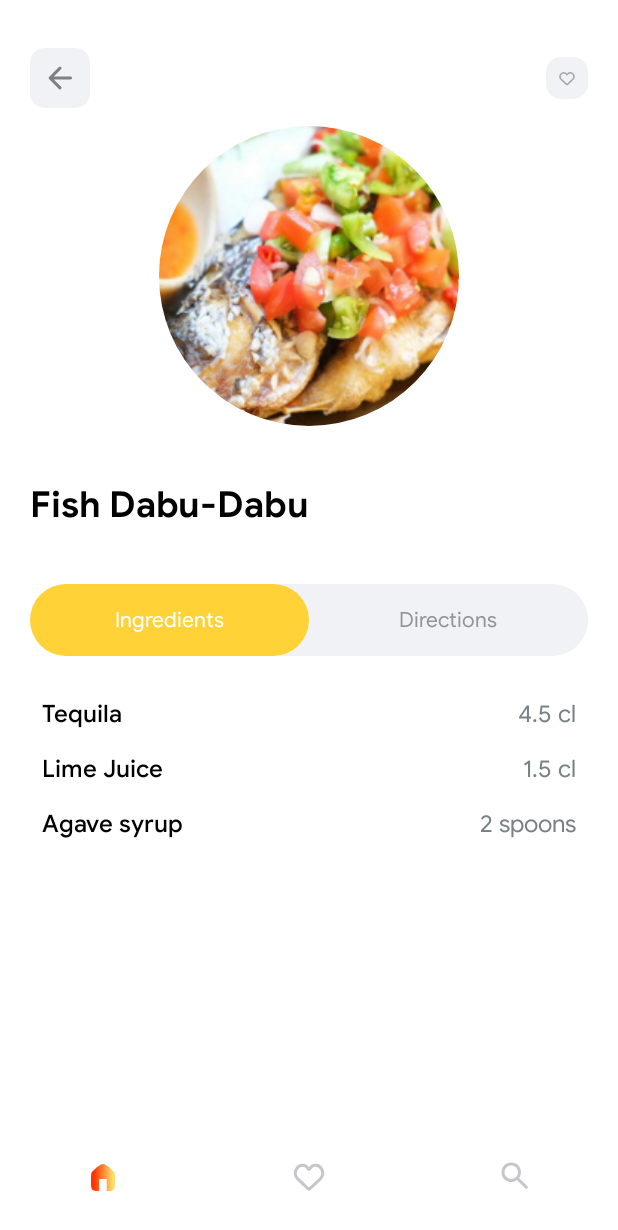
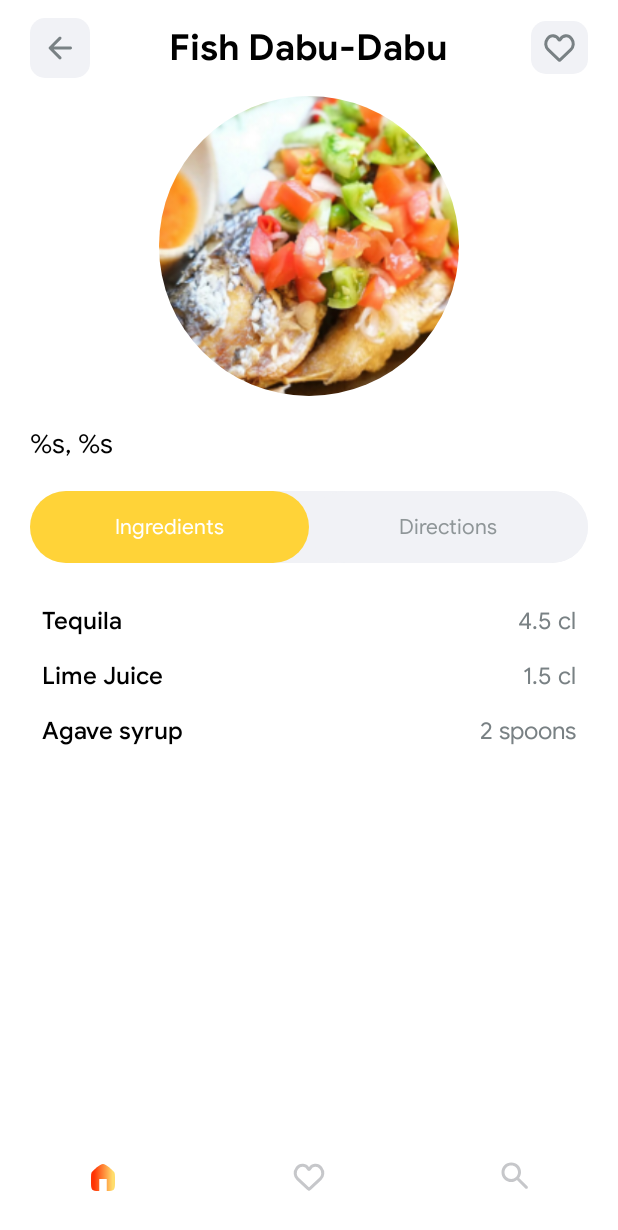
Before and after one commit to bogdash/Cocktails, an Android app: the fragment DetailFragment placed in its activity, on a phone screen of 412 x 824 dp. Shown: the top 1230 px of the screen. Run offline under Robolectric (Android 15) with nearby library versions, the light colour scheme and no system bars; our stand-ins replace Dagger/Hilt's generated code; plain views replace RoundedImageView.

Commit message:
Update design for detail fragment

```diff
--- a/app/src/main/res/drawable/ic_favorite.xml
+++ b/app/src/main/res/drawable/ic_favorite.xml
@@ -1,11 +1,11 @@
 <vector xmlns:android="http://schemas.android.com/apk/res/android"
-    android:width="12dp"
-    android:height="12dp"
-    android:viewportWidth="12"
-    android:viewportHeight="12">
+    android:width="22dp"
+    android:height="19dp"
+    android:viewportWidth="22"
+    android:viewportHeight="19">
   <path
-      android:strokeWidth="1"
-      android:pathData="M2.225,6.954L5.702,10.22C5.869,10.377 6.131,10.377 6.298,10.22L9.775,6.954C10.753,6.035 10.872,4.523 10.049,3.463L9.894,3.264C8.91,1.995 6.935,2.208 6.243,3.657C6.146,3.861 5.854,3.861 5.757,3.657C5.065,2.208 3.09,1.995 2.106,3.264L1.951,3.463C1.128,4.523 1.247,6.035 2.225,6.954Z"
+      android:pathData="M3.451,10.908L10.403,17.44C10.643,17.664 10.762,17.777 10.904,17.805C10.967,17.817 11.033,17.817 11.096,17.805C11.238,17.777 11.357,17.664 11.597,17.44L18.549,10.908C20.506,9.071 20.743,6.047 19.098,3.926L18.788,3.527C16.82,0.991 12.87,1.416 11.487,4.314C11.291,4.723 10.709,4.723 10.513,4.314C9.13,1.416 5.18,0.991 3.212,3.527L2.902,3.926C1.257,6.047 1.495,9.071 3.451,10.908Z"
+      android:strokeWidth="2"
       android:fillColor="#00000000"
-      android:strokeColor="#A5A5A5"/>
+      android:strokeColor="@color/regent_grey"/>
 </vector>
--- a/app/src/main/res/layout/fragment_detail.xml
+++ b/app/src/main/res/layout/fragment_detail.xml
@@ -6,7 +6,8 @@
     android:layout_height="match_parent"
     android:background="@color/white"
     android:orientation="vertical"
-    android:padding="20dp"
+    android:paddingStart="20dp"
+    android:paddingEnd="20dp"
     tools:context=".presentation.detail.DetailFragment">
 
     <androidx.appcompat.widget.Toolbar
@@ -24,6 +25,14 @@
             android:background="@drawable/bg_button_on_title"
             android:src="@drawable/ic_arrow_back" />
 
+        <TextView
+            android:id="@+id/cocktailTitleDetails"
+            style="@style/DetailedTitleTextStyle"
+            android:layout_width="wrap_content"
+            android:layout_height="wrap_content"
+            android:layout_gravity="center"
+            android:text="@string/fish_dabu_dabu" />
+
         <ImageButton
             android:id="@+id/btnFavorite"
             android:layout_width="wrap_content"
@@ -34,7 +43,7 @@
     </androidx.appcompat.widget.Toolbar>
 
     <com.github.siyamed.shapeimageview.RoundedImageView
-        android:id="@+id/foodImage"
+        android:id="@+id/cocktailImageDetails"
         android:layout_width="match_parent"
         android:layout_height="200dp"
         android:scaleType="centerCrop"
@@ -42,19 +51,19 @@
         android:src="@drawable/test_png_for_detail" />
 
     <TextView
-        android:id="@+id/foodTitle"
-        style="@style/DetailedTitleTextStyle"
-        android:layout_width="wrap_content"
+        android:id="@+id/category"
+        android:layout_width="match_parent"
         android:layout_height="wrap_content"
-        android:layout_marginTop="37dp"
-        android:text="@string/fish_dabu_dabu" />
+        style="@style/DirectionsTextStyle"
+        android:layout_marginTop="20dp"
+        android:text="@string/category"/>
 
     <com.google.android.material.tabs.TabLayout
         android:id="@+id/tabLayout"
         style="@style/TabLayoutStyle"
         android:layout_width="match_parent"
         android:layout_height="wrap_content"
-        android:layout_marginTop="37dp">
+        android:layout_marginTop="20dp">
 
         <com.google.android.material.tabs.TabItem
             android:layout_width="wrap_content"
--- a/app/src/main/res/values/strings.xml
+++ b/app/src/main/res/values/strings.xml
@@ -43,4 +43,5 @@
     <string name="fish_dabu_dabu">Fish Dabu-Dabu</string>
     <string name="ingredients">Ingredients</string>
     <string name="directions">Directions</string>
+    <string name="category">%s, %s</string>
 </resources>
```
